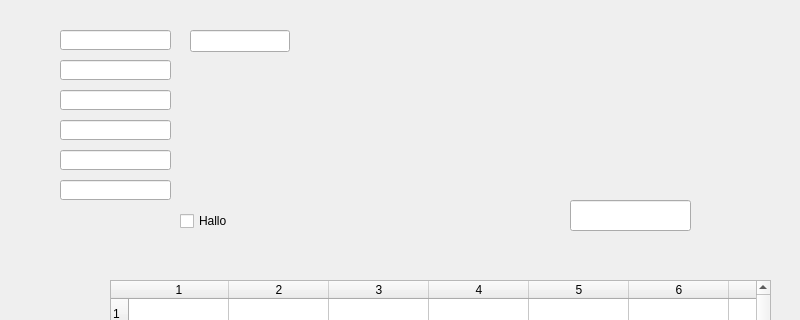
Old version of the form caQtDM_Tests/modbus.ui in the repository caqtdm/caqtdm; both pictures show x 0 to 800 and y 0 to 320 of the 800 by 600 pixel window.
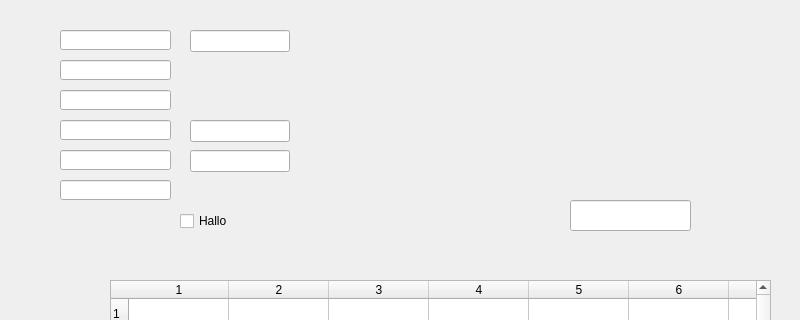
New version of the form. Custom widgets are drawn as their Qt base class.

Diff of the .ui file:
```diff
--- a/caQtDM_Tests/modbus.ui
+++ b/caQtDM_Tests/modbus.ui
@@ -147,8 +147,8 @@
    <widget class="caNumeric" name="canumeric">
     <property name="geometry">
      <rect>
-      <x>330</x>
-      <y>30</y>
+      <x>310</x>
+      <y>0</y>
       <width>100</width>
       <height>50</height>
      </rect>
@@ -1461,8 +1461,8 @@
    <widget class="caNumeric" name="canumeric_2">
     <property name="geometry">
      <rect>
-      <x>230</x>
-      <y>100</y>
+      <x>660</x>
+      <y>70</y>
       <width>100</width>
       <height>50</height>
      </rect>
@@ -1549,6 +1549,32 @@
      <bool>true</bool>
     </property>
    </widget>
+   <widget class="caTextEntry" name="catextentry_2">
+    <property name="geometry">
+     <rect>
+      <x>190</x>
+      <y>120</y>
+      <width>100</width>
+      <height>22</height>
+     </rect>
+    </property>
+    <property name="channel" stdset="0">
+     <string notr="true">modbus://129.129.130.73:502{&quot;type&quot;:&quot;HoldingRegisters&quot;,&quot;addr&quot;:3,&quot;count&quot;:1}</string>
+    </property>
+   </widget>
+   <widget class="caTextEntry" name="catextentry_3">
+    <property name="geometry">
+     <rect>
+      <x>190</x>
+      <y>150</y>
+      <width>100</width>
+      <height>22</height>
+     </rect>
+    </property>
+    <property name="channel" stdset="0">
+     <string notr="true">modbus://129.129.130.73:502{&quot;type&quot;:&quot;HoldingRegisters&quot;,&quot;addr&quot;:6,&quot;count&quot;:1}</string>
+    </property>
+   </widget>
   </widget>
   <widget class="QMenuBar" name="menubar">
    <property name="geometry">
```
Left out of the diff: 41 changed lines with no effect on the pictures.
